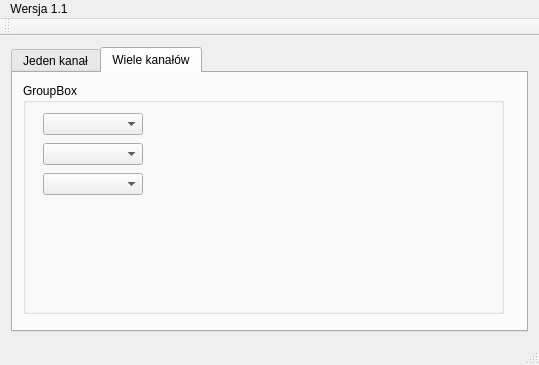
First picture: the form in mainwindow.ui, repository lukaszres/QProgramTV, before the edit.
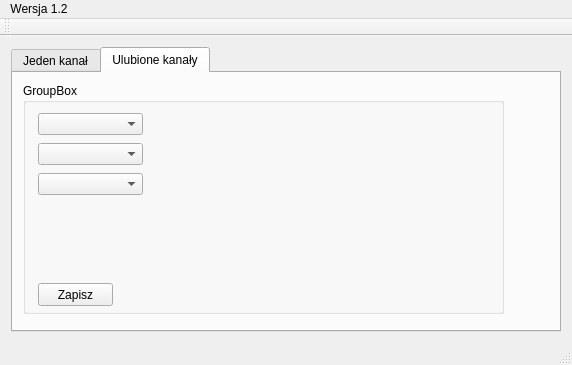
Second picture: the form after the edit. The open tabs and pages were chosen to show the change. Icons and pictures are not drawn.

```diff
--- a/mainwindow.ui
+++ b/mainwindow.ui
@@ -6,7 +6,7 @@
    <rect>
     <x>0</x>
     <y>0</y>
-    <width>539</width>
+    <width>572</width>
     <height>365</height>
    </rect>
   </property>
@@ -150,7 +150,7 @@
          <normaloff>../build-QProgramTV-Desktop_Qt_5_8_0_MSVC2015_32bit-Release/release/img/multiChannel.png</normaloff>../build-QProgramTV-Desktop_Qt_5_8_0_MSVC2015_32bit-Release/release/img/multiChannel.png</iconset>
        </attribute>
        <attribute name="title">
-        <string>Wiele kanałów</string>
+        <string>Ulubione kanały</string>
        </attribute>
        <widget class="QGroupBox" name="groupBox_2">
         <property name="geometry">
@@ -167,9 +167,9 @@
         <widget class="QComboBox" name="comboBox_3">
          <property name="geometry">
           <rect>
-           <x>20</x>
+           <x>15</x>
            <y>30</y>
-           <width>100</width>
+           <width>105</width>
            <height>22</height>
           </rect>
          </property>
@@ -177,9 +177,9 @@
         <widget class="QComboBox" name="comboBox_4">
          <property name="geometry">
           <rect>
-           <x>20</x>
+           <x>15</x>
            <y>60</y>
-           <width>100</width>
+           <width>105</width>
            <height>22</height>
           </rect>
          </property>
@@ -187,13 +187,26 @@
         <widget class="QComboBox" name="comboBox_5">
          <property name="geometry">
           <rect>
-           <x>20</x>
+           <x>15</x>
            <y>90</y>
-           <width>100</width>
+           <width>105</width>
            <height>22</height>
           </rect>
          </property>
         </widget>
+        <widget class="QPushButton" name="pushButton">
+         <property name="geometry">
+          <rect>
+           <x>15</x>
+           <y>200</y>
+           <width>75</width>
+           <height>23</height>
+          </rect>
+         </property>
+         <property name="text">
+          <string>Zapisz</string>
+         </property>
+        </widget>
        </widget>
       </widget>
      </widget>
@@ -205,13 +218,13 @@
     <rect>
      <x>0</x>
      <y>0</y>
-     <width>539</width>
+     <width>572</width>
      <height>21</height>
     </rect>
    </property>
    <widget class="QMenu" name="menuWersja_1_0">
     <property name="title">
-     <string>Wersja 1.1</string>
+     <string>Wersja 1.2</string>
     </property>
    </widget>
    <addaction name="menuWersja_1_0"/>
```
Left out of the diff: 20 changed lines with no effect on the pictures.
